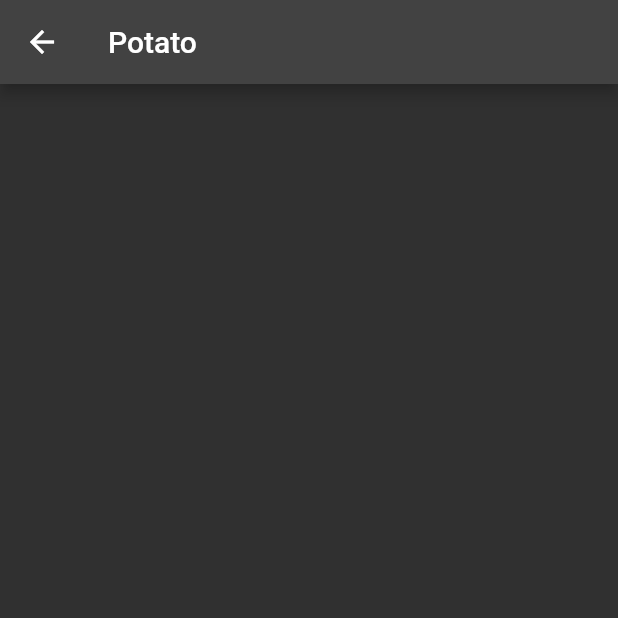
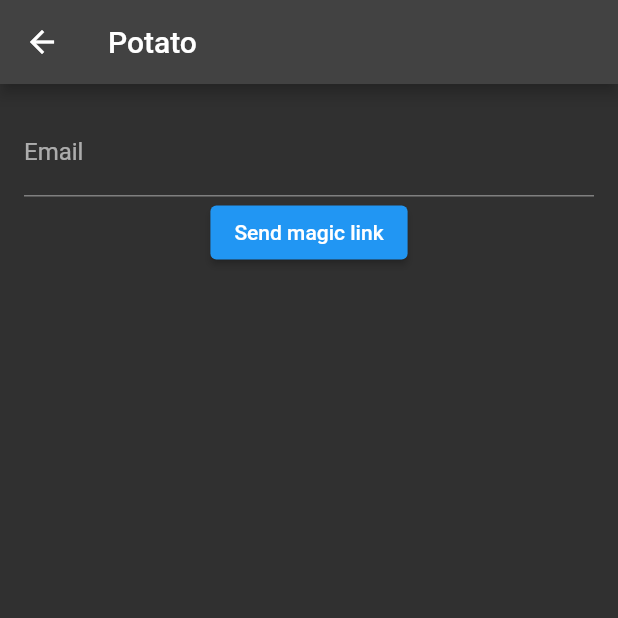
Before and after one commit to Rohithgilla12/potato, a Flutter app: the screen it shows after launch, after a tap on "Login", on a phone screen of 412 x 824 dp, the top half of it. Run offline on Flutter 3.47's test engine with Material 2 defaults, Android fonts, the phone set to English and light mode, and no system bars; our stand-ins replace auto_route, flutter_dotenv, flutter_mobx, get_it, mobx, supabase_flutter; accounts and stored records are empty; generated files the repository leaves out were written again; statements that could not run were skipped.

Commit message:
Login with magic link works 🐶

```diff
--- a/lib/src/screens/auth/login.dart
+++ b/lib/src/screens/auth/login.dart
@@ -1,5 +1,7 @@
 import 'package:flutter/material.dart';
+import 'package:potato/src/init/locator.dart';
 import 'package:potato/src/layouts/auth_layout.dart';
+import 'package:potato/src/stores/app_store.dart';
 
 class LoginPage extends StatefulWidget {
   const LoginPage({super.key});
@@ -9,11 +11,30 @@ class LoginPage extends StatefulWidget {
 }
 
 class _LoginPageState extends State<LoginPage> {
+  final TextEditingController _emailController = TextEditingController();
+
+  final AppStore appStore = locator<AppStore>();
+
   @override
   Widget build(BuildContext context) {
     return AuthLayout(
       child: Form(
-        child: Column(),
+        child: Column(
+          children: <Widget>[
+            TextFormField(
+              controller: _emailController,
+              decoration: const InputDecoration(
+                labelText: 'Email',
+              ),
+            ),
+            ElevatedButton(
+              child: const Text('Send magic link'),
+              onPressed: () async {
+                await appStore.auth.loginWithMagicLink(_emailController.text);
+              },
+            ),
+          ],
+        ),
       ),
     );
   }
--- a/lib/src/stores/auth_store.dart
+++ b/lib/src/stores/auth_store.dart
@@ -15,12 +15,29 @@ abstract class _AuthStore with Store {
   @action
   void listenToAuth() {
     authSubscription = auth.onAuthStateChange((AuthChangeEvent event, Session? session) {
+      print(session);
+      print(user);
       user = session?.user;
     });
+    SupabaseAuth.instance.onAuthChange.listen((AuthChangeEvent event) {
+      print(event);
+    });
+
+    print(auth.currentUser?.id);
   }
 
   @action
   Future<void> signUp(String email, String password) async {
     await auth.signUp(email, password);
   }
+
+  @action
+  Future<void> loginWithMagicLink(String email) async {
+    await auth.signIn(
+      email: email,
+      options: const AuthOptions(
+        redirectTo: 'potato://login-callback',
+      ),
+    );
+  }
 }
--- a/lib/src/utils/supabase.dart
+++ b/lib/src/utils/supabase.dart
@@ -1,4 +1,5 @@
 import 'package:supabase_flutter/supabase_flutter.dart';
 
 final supabase = Supabase.instance.client;
+// final auth = SupabaseAuth.instance;
 final auth = supabase.auth;
```
Also changed, not shown: lib/src/stores/auth_store.g.dart, 1 other file.
